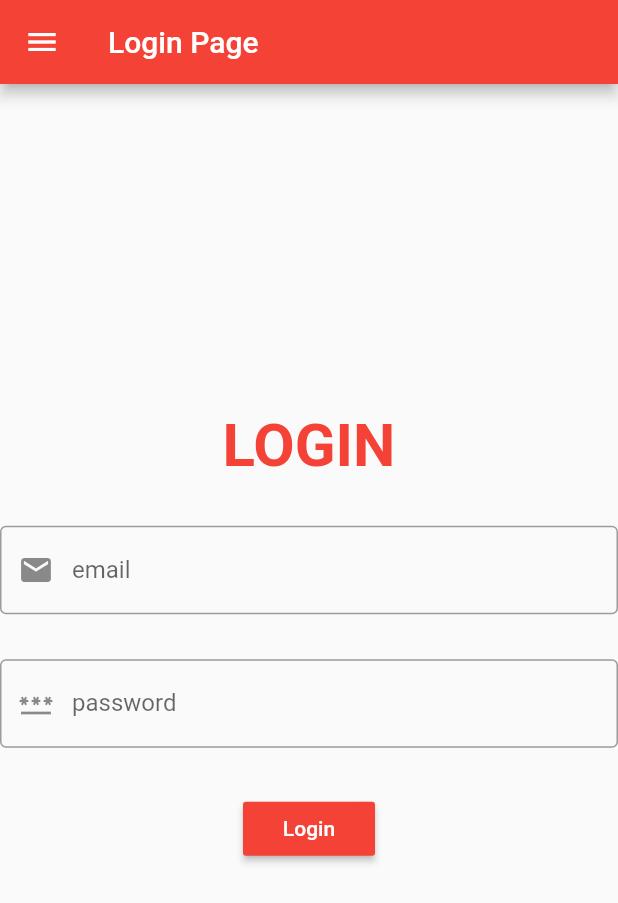
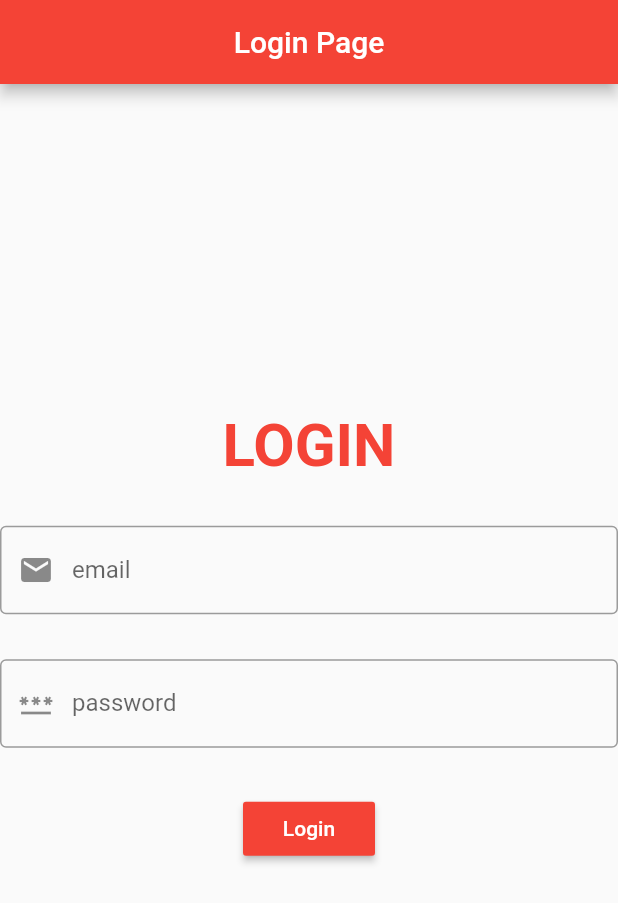
Before and after one commit to Shriya0-4/loginpage, a Flutter app: the screen it shows after launch, on a phone screen of 412 x 824 dp. Shown: the top 903 px of the screen. Run offline on Flutter 3.47's test engine with Material 2 defaults, Android fonts, the light colour scheme and no system bars.

Commit message:
changes made

```diff
--- a/lib/homescreen.dart
+++ b/lib/homescreen.dart
@@ -11,6 +11,7 @@ class homescreen extends StatelessWidget {
   @override
   Widget build(BuildContext context) {
     return MaterialApp(
+      debugShowCheckedModeBanner: false,
       home: MainPage(),
     );
   }
@@ -42,6 +43,7 @@ class _MainPageState extends State<MainPage> {
   @override
   Widget build(BuildContext context) {
     return Scaffold(
+
       drawer: navbar(),
       appBar: AppBar(
         title: Text('Quotes App'),
--- a/lib/main.dart
+++ b/lib/main.dart
@@ -3,10 +3,12 @@ import './navbbar.dart';
 import './homescreen.dart';
 
 void main() {
-  runApp(MyApp());
+  runApp(const MaterialApp(debugShowCheckedModeBanner: false,
+  home:MyApp(),
+  ));
 }
 class MyApp extends StatefulWidget {
-  const MyApp({super.key});
+  const MyApp({Key?key}):super(key:key);
 
   @override
   State<MyApp> createState() => _MyAppState();
@@ -15,14 +17,11 @@ class MyApp extends StatefulWidget {
 class _MyAppState extends State<MyApp> {
   @override
   Widget build(BuildContext context) {
-    return MaterialApp(
-      debugShowCheckedModeBanner: false,
-      home:Scaffold(
-          drawer: navbar(),
+    return Scaffold(
           appBar:AppBar(
           backgroundColor: Colors.red,
-
-          title:Text('Login Page'),
+            title:Text('Login Page'),
+            centerTitle: true,
         ),
             body: Column(
           mainAxisAlignment:MainAxisAlignment.center,
@@ -95,8 +94,6 @@ class _MyAppState extends State<MyApp> {
             ),
            ],
         ),
-      ),
       );
-
   }
 }
```
